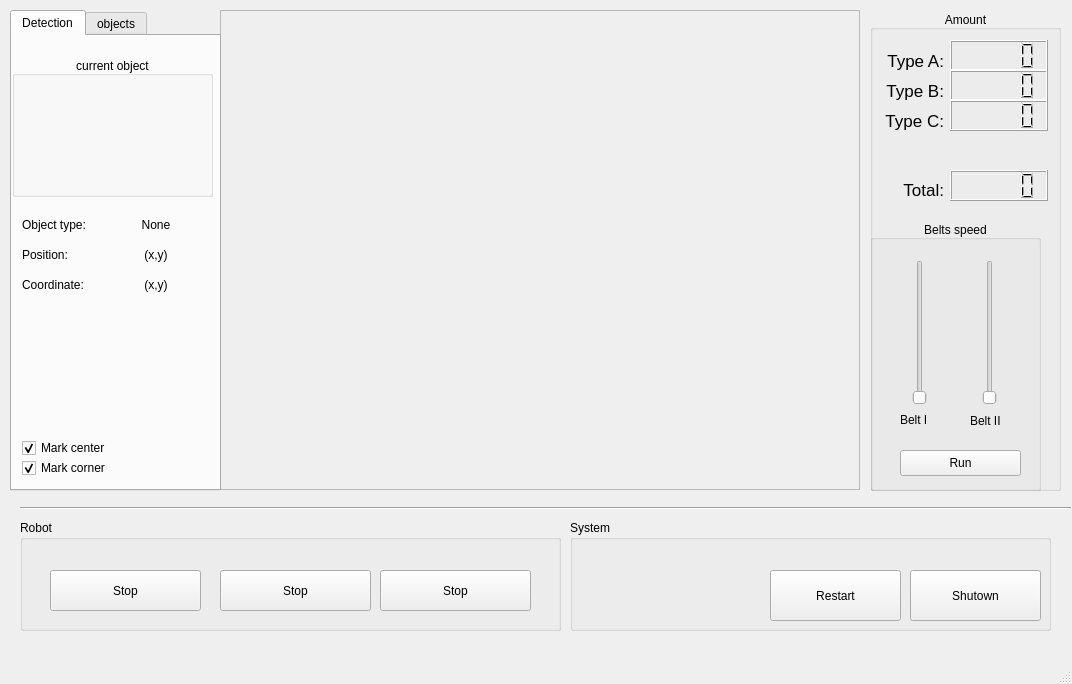
Before: the Qt Designer form windows.ui in hungtooc/find-object, drawn with Qt 5.
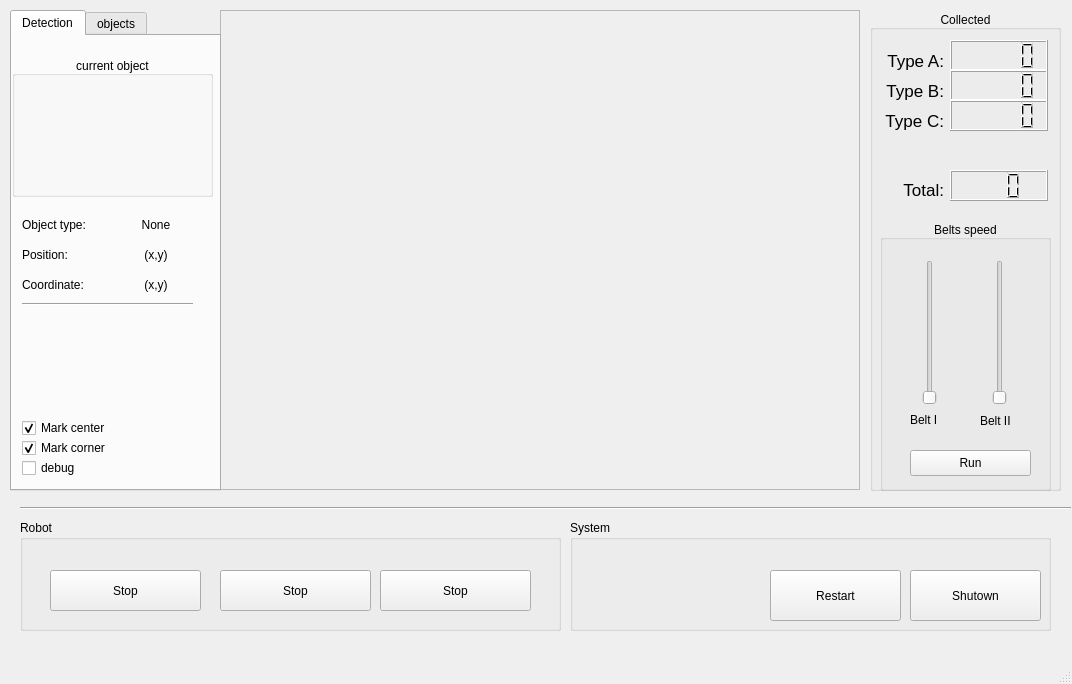
After: the same form once the commit is applied. Icons and pictures are not drawn.

Diff of the .ui file:
```diff
--- a/windows.ui
+++ b/windows.ui
@@ -136,7 +136,7 @@
      </rect>
     </property>
     <property name="title">
-     <string>Amount</string>
+     <string>Collected</string>
     </property>
     <property name="alignment">
      <set>Qt::AlignBottom|Qt::AlignHCenter</set>
@@ -144,7 +144,7 @@
     <widget class="QGroupBox" name="groupBox_4">
      <property name="geometry">
       <rect>
-       <x>0</x>
+       <x>10</x>
        <y>210</y>
        <width>171</width>
        <height>271</height>
@@ -372,6 +372,25 @@
        <height>31</height>
       </rect>
      </property>
+     <property name="font">
+      <font>
+       <pointsize>11</pointsize>
+       <weight>50</weight>
+       <bold>false</bold>
+      </font>
+     </property>
+     <property name="smallDecimalPoint">
+      <bool>false</bool>
+     </property>
+     <property name="digitCount">
+      <number>3</number>
+     </property>
+     <property name="value" stdset="0">
+      <double>0.000000000000000</double>
+     </property>
+     <property name="intValue" stdset="0">
+      <number>0</number>
+     </property>
     </widget>
    </widget>
    <widget class="QTabWidget" name="tabWidget">
@@ -516,7 +535,7 @@
       <property name="geometry">
        <rect>
         <x>10</x>
-        <y>420</y>
+        <y>400</y>
         <width>109</width>
         <height>24</height>
        </rect>
@@ -532,7 +551,7 @@
       <property name="geometry">
        <rect>
         <x>10</x>
-        <y>400</y>
+        <y>380</y>
         <width>109</width>
         <height>24</height>
        </rect>
@@ -544,6 +563,35 @@
        <bool>true</bool>
       </property>
      </widget>
+     <widget class="Line" name="line_2">
+      <property name="geometry">
+       <rect>
+        <x>10</x>
+        <y>260</y>
+        <width>171</width>
+        <height>16</height>
+       </rect>
+      </property>
+      <property name="orientation">
+       <enum>Qt::Horizontal</enum>
+      </property>
+     </widget>
+     <widget class="QCheckBox" name="checkBox_markdebug">
+      <property name="geometry">
+       <rect>
+        <x>10</x>
+        <y>420</y>
+        <width>109</width>
+        <height>24</height>
+       </rect>
+      </property>
+      <property name="text">
+       <string>debug</string>
+      </property>
+      <property name="checked">
+       <bool>false</bool>
+      </property>
+     </widget>
     </widget>
     <widget class="QWidget" name="info">
      <attribute name="title">
```
